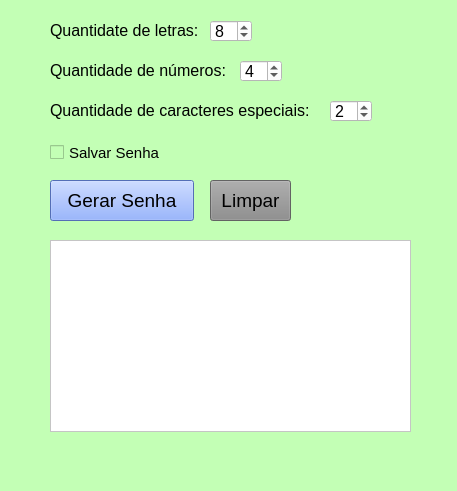
Above: ui/form.ui from sandenbergmelo/gerador-de-senhas-python before the change. Below: the same form after it.
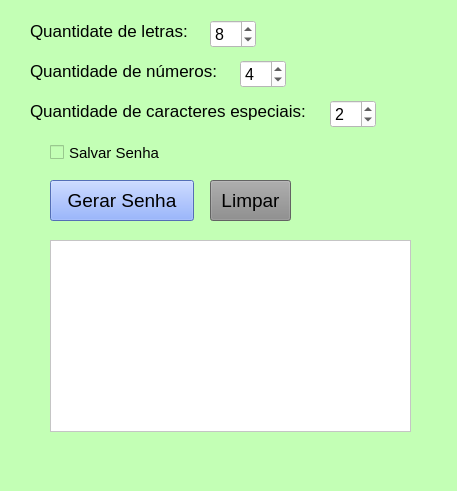
That is the form after the change.

Commit message: Ajustado tamanho das caixas de números

Patch:
```diff
--- a/ui/form.ui
+++ b/ui/form.ui
@@ -20,15 +20,15 @@
    <widget class="QLabel" name="label">
     <property name="geometry">
      <rect>
-      <x>50</x>
+      <x>30</x>
       <y>20</y>
-      <width>159</width>
-      <height>20</height>
+      <width>169</width>
+      <height>22</height>
      </rect>
     </property>
     <property name="font">
      <font>
-      <pointsize>12</pointsize>
+      <pointsize>13</pointsize>
      </font>
     </property>
     <property name="text">
@@ -38,15 +38,15 @@
    <widget class="QLabel" name="label_2">
     <property name="geometry">
      <rect>
-      <x>50</x>
+      <x>30</x>
       <y>60</y>
-      <width>186</width>
-      <height>20</height>
+      <width>198</width>
+      <height>22</height>
      </rect>
     </property>
     <property name="font">
      <font>
-      <pointsize>12</pointsize>
+      <pointsize>13</pointsize>
      </font>
     </property>
     <property name="text">
@@ -56,15 +56,15 @@
    <widget class="QLabel" name="label_3">
     <property name="geometry">
      <rect>
-      <x>50</x>
+      <x>30</x>
       <y>100</y>
-      <width>276</width>
-      <height>20</height>
+      <width>293</width>
+      <height>22</height>
      </rect>
     </property>
     <property name="font">
      <font>
-      <pointsize>12</pointsize>
+      <pointsize>13</pointsize>
      </font>
     </property>
     <property name="text">
@@ -100,8 +100,8 @@
      <rect>
       <x>210</x>
       <y>20</y>
-      <width>42</width>
-      <height>22</height>
+      <width>46</width>
+      <height>28</height>
      </rect>
     </property>
     <property name="font">
@@ -124,8 +124,8 @@
      <rect>
       <x>240</x>
       <y>60</y>
-      <width>42</width>
-      <height>22</height>
+      <width>46</width>
+      <height>28</height>
      </rect>
     </property>
     <property name="font">
@@ -148,8 +148,8 @@
      <rect>
       <x>330</x>
       <y>100</y>
-      <width>42</width>
-      <height>22</height>
+      <width>46</width>
+      <height>28</height>
      </rect>
     </property>
     <property name="font">
```
